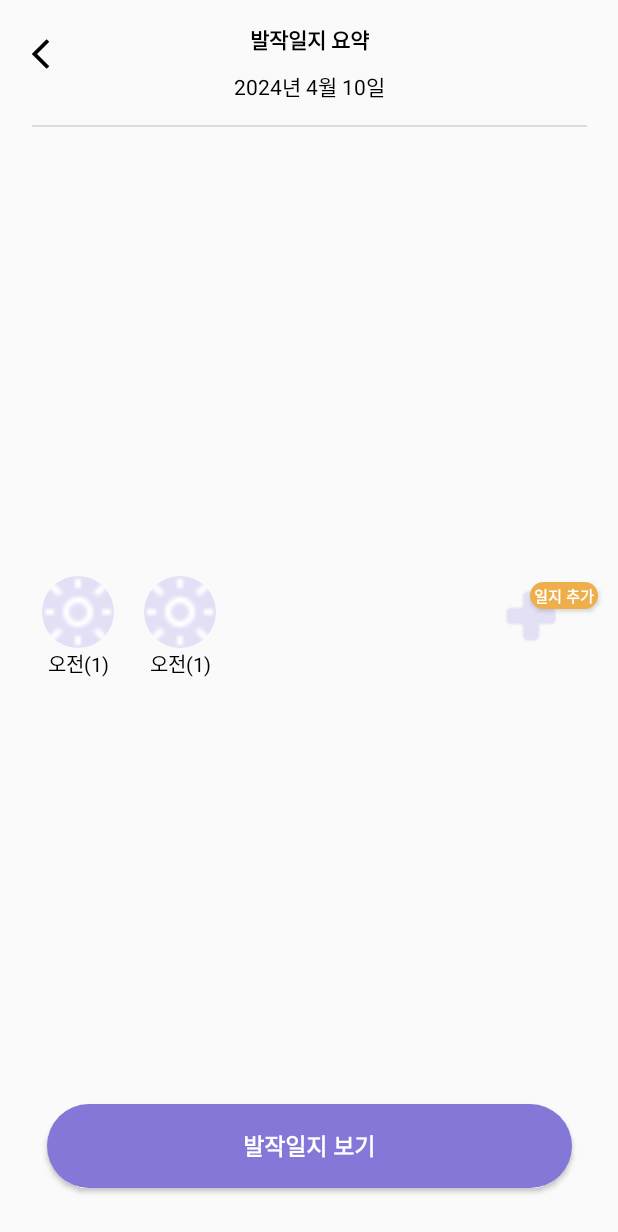
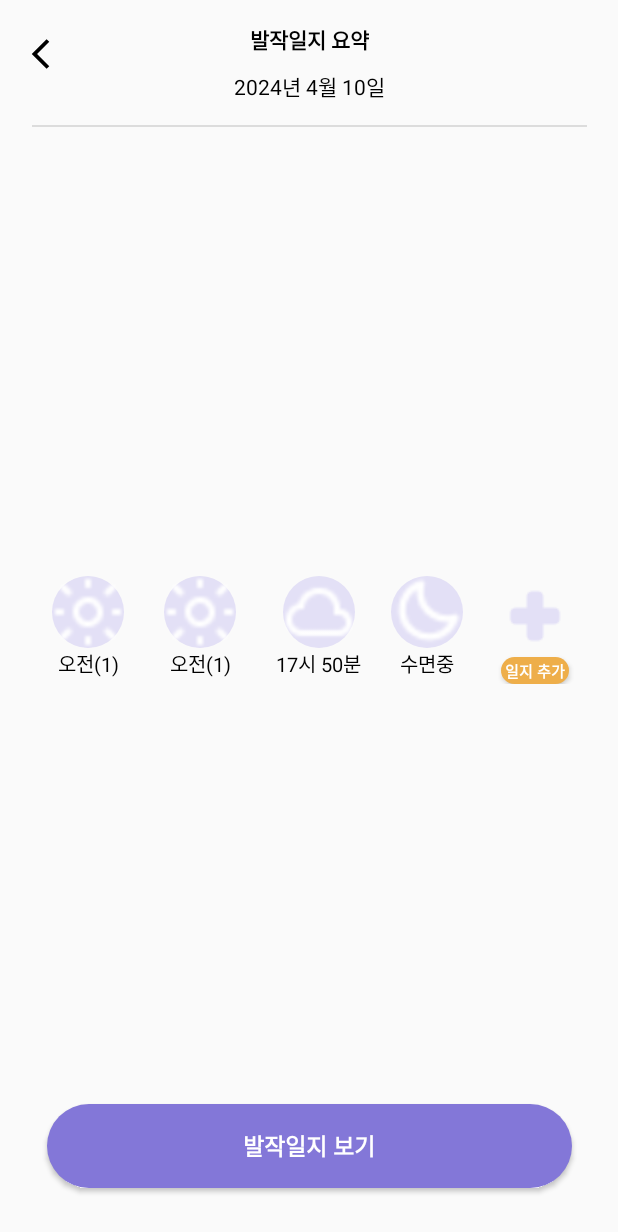
Before and after one commit to epilog-swu/Front, an Android app built with Jetpack Compose: the fragment Main_bsd_see_seizure_Fragment shown on its own in the app's theme, on a phone screen of 412 x 824 dp. Shown: the top 1232 px of the screen. Run offline under Robolectric (Android 15) with nearby library versions, the light colour scheme and no system bars.

Commit message:
design/#5 : 메인캘린더 페이지2 layout 완성

```diff
--- a/app/src/main/res/drawable/circle_shape.xml
+++ b/app/src/main/res/drawable/circle_shape.xml
@@ -3,6 +3,6 @@
     android:shape="oval">
     <solid android:color="@color/메인연보라"/>
     <size
-        android:width="50dp"
-        android:height="50dp"/>
+        android:width="55dp"
+        android:height="55dp"/>
 </shape>
--- a/app/src/main/res/layout/fragment_main_bsd_see_seizure_.xml
+++ b/app/src/main/res/layout/fragment_main_bsd_see_seizure_.xml
@@ -73,6 +73,17 @@
         app:layout_constraintStart_toStartOf="parent"
         app:layout_constraintEnd_toEndOf="parent">
 
+        <!--icon-text set1-->
+        <androidx.constraintlayout.widget.ConstraintLayout
+            android:id="@+id/see_seizure_icon_layout_set1"
+            android:layout_width="wrap_content"
+            android:layout_height="wrap_content"
+            android:layout_marginStart="20dp"
+            app:layout_constraintTop_toTopOf="@id/see_seizure_icon_layout"
+            app:layout_constraintBottom_toBottomOf="@id/see_seizure_icon_layout"
+            app:layout_constraintStart_toStartOf="@id/see_seizure_icon_layout"
+            app:layout_constraintEnd_toStartOf="@id/see_seizure_icon_layout_set2">
+
         <!-- 아이콘과 텍스트 세트; 이 세트들은 동적으로 추가됩니다 -->
         <!-- 예를 들어, 하나의 아이콘 세트입니다 -->
         <ImageView
@@ -80,10 +91,10 @@
             android:layout_width="48dp"
             android:layout_height="48dp"
             android:layout_marginTop="16dp"
-            android:layout_marginStart="20dp"
             android:src="@drawable/icon_sun"
             android:background="@drawable/circle_shape"
             app:layout_constraintStart_toStartOf="parent"
+            app:layout_constraintEnd_toEndOf="parent"
             app:layout_constraintTop_toTopOf="parent"
             app:layout_constraintBottom_toTopOf="@id/see_seizure_icon_text_1"
             />
@@ -96,19 +107,32 @@
             android:textSize="13dp"
             android:textColor="@color/black"
             app:layout_constraintTop_toBottomOf="@id/see_seizure_icon_1"
-            app:layout_constraintStart_toStartOf="@id/see_seizure_icon_1"
+            app:layout_constraintStart_toStartOf="parent"
             app:layout_constraintEnd_toEndOf="@id/see_seizure_icon_1"
             app:layout_constraintBottom_toBottomOf="parent" />
+
+         </androidx.constraintlayout.widget.ConstraintLayout>
+
+        <!--icon-text set2-->
+        <androidx.constraintlayout.widget.ConstraintLayout
+            android:id="@+id/see_seizure_icon_layout_set2"
+            android:layout_width="wrap_content"
+            android:layout_height="wrap_content"
+            android:layout_marginStart="20dp"
+            app:layout_constraintTop_toTopOf="@id/see_seizure_icon_layout"
+            app:layout_constraintBottom_toBottomOf="@id/see_seizure_icon_layout"
+            app:layout_constraintStart_toEndOf="@id/see_seizure_icon_layout_set1"
+            app:layout_constraintEnd_toStartOf="@id/see_seizure_icon_layout_set3">
 
         <ImageView
             android:id="@+id/see_seizure_icon_2"
             android:layout_width="48dp"
             android:layout_height="48dp"
             android:layout_marginTop="16dp"
-            android:layout_marginStart="20dp"
             android:src="@drawable/icon_sun"
             android:background="@drawable/circle_shape"
-            app:layout_constraintStart_toEndOf="@id/see_seizure_icon_1"
+            app:layout_constraintStart_toStartOf="parent"
+            app:layout_constraintEnd_toEndOf="parent"
             app:layout_constraintTop_toTopOf="parent"
             app:layout_constraintBottom_toTopOf="@id/see_seizure_icon_text_2"
             />
@@ -125,31 +149,123 @@
             app:layout_constraintEnd_toEndOf="@id/see_seizure_icon_2"
             app:layout_constraintBottom_toBottomOf="parent" />
 
+    </androidx.constraintlayout.widget.ConstraintLayout>
+
+        <!--icon-text set3-->
+        <androidx.constraintlayout.widget.ConstraintLayout
+            android:id="@+id/see_seizure_icon_layout_set3"
+            android:layout_width="wrap_content"
+            android:layout_height="wrap_content"
+            android:layout_marginStart="20dp"
+            app:layout_constraintTop_toTopOf="@id/see_seizure_icon_layout"
+            app:layout_constraintBottom_toBottomOf="@id/see_seizure_icon_layout"
+            app:layout_constraintStart_toEndOf="@id/see_seizure_icon_layout_set2"
+            app:layout_constraintEnd_toStartOf="@id/see_seizure_icon_plus_layout">
+
+            <ImageView
+                android:id="@+id/see_seizure_icon_3"
+                android:layout_width="48dp"
+                android:layout_height="48dp"
+                android:layout_marginTop="16dp"
+                android:src="@drawable/icon_cloud"
+                android:background="@drawable/circle_shape"
+                app:layout_constraintStart_toStartOf="parent"
+                app:layout_constraintEnd_toEndOf="parent"
+                app:layout_constraintTop_toTopOf="parent"
+                app:layout_constraintBottom_toTopOf="@id/see_seizure_icon_text_3"
+                />
+
+            <TextView
+                android:id="@+id/see_seizure_icon_text_3"
+                android:layout_width="wrap_content"
+                android:layout_height="wrap_content"
+                android:text="17시 50분"
+                android:textSize="13dp"
+                android:textColor="@color/black"
+                app:layout_constraintTop_toBottomOf="@id/see_seizure_icon_3"
+                app:layout_constraintStart_toStartOf="@id/see_seizure_icon_3"
+                app:layout_constraintEnd_toEndOf="@id/see_seizure_icon_3"
+                app:layout_constraintBottom_toBottomOf="parent" />
+
+        </androidx.constraintlayout.widget.ConstraintLayout>
+
+
+        <!--icon-text set4-->
+        <androidx.constraintlayout.widget.ConstraintLayout
+            android:id="@+id/see_seizure_icon_layout_set4"
+            android:layout_width="wrap_content"
+            android:layout_height="wrap_content"
+            android:layout_marginStart="20dp"
+            app:layout_constraintTop_toTopOf="@id/see_seizure_icon_layout"
+            app:layout_constraintBottom_toBottomOf="@id/see_seizure_icon_layout"
+            app:layout_constraintStart_toEndOf="@id/see_seizure_icon_layout_set3"
+            app:layout_constraintEnd_toStartOf="@id/see_seizure_icon_plus_layout">
+
+            <ImageView
+                android:id="@+id/see_seizure_icon_4"
+                android:layout_width="48dp"
+                android:layout_height="48dp"
+                android:layout_marginTop="16dp"
+                android:src="@drawable/icon_moon"
+                android:background="@drawable/circle_shape"
+                app:layout_constraintStart_toStartOf="parent"
+                app:layout_constraintEnd_toEndOf="parent"
+                app:layout_constraintTop_toTopOf="parent"
+                app:layout_constraintBottom_toTopOf="@id/see_seizure_icon_text_4"
+                />
+
+            <TextView
+                android:id="@+id/see_seizure_icon_text_4"
+                android:layout_width="wrap_content"
+                android:layout_height="wrap_content"
+                android:text="수면중"
+                android:textSize="13dp"
+                android:textColor="@color/black"
+                app:layout_constraintTop_toBottomOf="@id/see_seizure_icon_4"
+                app:layout_constraintStart_toStartOf="@id/see_seizure_icon_4"
+                app:layout_constraintEnd_toEndOf="@id/see_seizure_icon_4"
+                app:layout_constraintBottom_toBottomOf="parent" />
+
+        </androidx.constraintlayout.widget.ConstraintLayout>
+        <!--sezuire plus set-->
+        <androidx.constraintlayout.widget.ConstraintLayout
+            android:id="@+id/see_seizure_icon_plus_layout"
+            android:layout_width="wrap_content"
+            android:layout_height="wrap_content"
+            android:layout_marginEnd="20dp"
+            android:layout_marginStart="20dp"
+            app:layout_constraintEnd_toEndOf="parent"
+            app:layout_constraintBottom_toBottomOf="parent"
+            app:layout_constraintTop_toTopOf="parent"
+            app:layout_constraintStart_toEndOf="@id/see_seizure_icon_layout_set4">
+
         <ImageButton
             android:id="@+id/plus_seizure_btn"
-            android:layout_width="60dp"
-            android:layout_height="60dp"
-            android:layout_marginEnd="20dp"
+            android:layout_width="55dp"
+            android:layout_height="55dp"
             android:src="@drawable/plus_seizure"
             android:background="?android:attr/selectableItemBackground"
             app:layout_constraintEnd_toEndOf="parent"
             app:layout_constraintBottom_toBottomOf="parent"
-            app:layout_constraintTop_toTopOf="parent"/>
+            app:layout_constraintTop_toTopOf="parent"
+            app:layout_constraintStart_toStartOf="parent"/>
 
             <Button
                 android:id="@+id/plus_seizure_textbtn"
                 android:layout_width="45dp"
                 android:layout_height="18dp"
-            android:layout_marginEnd="5dp"
+                android:background="@drawable/yellow_button_shape"
                 android:text="일지 추가"
+                android:textColor="@color/white"
                 android:textSize="10dp"
                 android:textStyle="bold"
-            android:textColor="@color/white"
-            android:background="@drawable/yellow_button_shape"
-            app:layout_constraintBottom_toBottomOf="parent"
-            app:layout_constraintEnd_toEndOf="parent"
-            app:layout_constraintTop_toTopOf="parent"
-            app:layout_constraintVertical_bias="0.3" />
+                app:layout_constraintTop_toBottomOf="@id/plus_seizure_btn"
+                app:layout_constraintStart_toStartOf="@id/plus_seizure_btn"
+                app:layout_constraintEnd_toEndOf="@id/plus_seizure_btn"
+                app:layout_constraintBottom_toBottomOf="parent"/>
+
+        </androidx.constraintlayout.widget.ConstraintLayout>
+
 
         <!-- 추가 세트를 위한 View를 동적으로 만들거나, visibility를 조절하여 표시하도록 코틀린/자바 코드에서 관리합니다. -->
 
```
Lines whose indentation alone changed are shown as unchanged.
